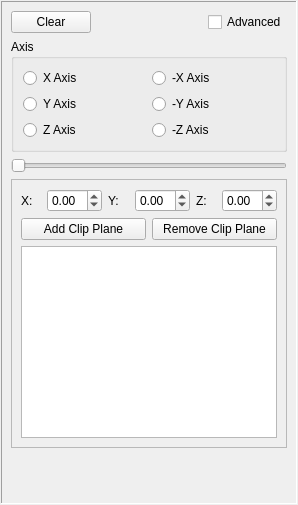
Old version of the form Helios/Qt/Plugins/ClipPlanes/ClipPlanes.ui in the repository perryiv/cadkit.
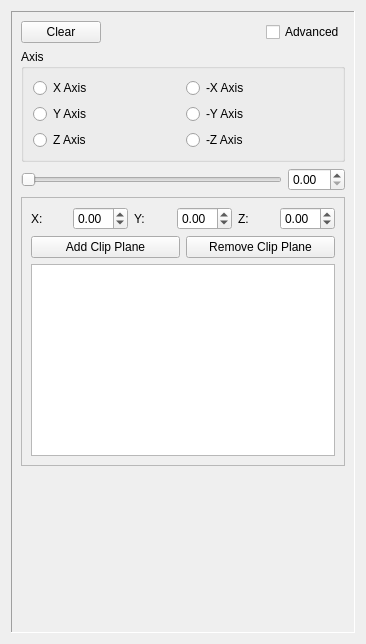
New version of the form.

Commit message: -Adding spin box for distance.

```diff
--- a/Helios/Qt/Plugins/ClipPlanes/ClipPlanes.ui
+++ b/Helios/Qt/Plugins/ClipPlanes/ClipPlanes.ui
@@ -5,26 +5,14 @@
    <rect>
     <x>0</x>
     <y>0</y>
-    <width>298</width>
-    <height>505</height>
+    <width>366</width>
+    <height>644</height>
    </rect>
   </property>
   <property name="windowTitle" >
    <string>Form</string>
   </property>
   <layout class="QVBoxLayout" >
-   <property name="leftMargin" >
-    <number>1</number>
-   </property>
-   <property name="topMargin" >
-    <number>1</number>
-   </property>
-   <property name="rightMargin" >
-    <number>1</number>
-   </property>
-   <property name="bottomMargin" >
-    <number>1</number>
-   </property>
    <item>
     <widget class="QFrame" name="frame" >
      <property name="frameShape" >
@@ -121,6 +109,8 @@
        </widget>
       </item>
       <item>
+       <layout class="QHBoxLayout" >
+        <item>
        <widget class="QSlider" name="_distanceSlider" >
         <property name="minimum" >
          <number>0</number>
@@ -135,6 +125,11 @@
          <enum>Qt::Horizontal</enum>
         </property>
        </widget>
+        </item>
+        <item>
+         <widget class="QDoubleSpinBox" name="_distanceSpinBox" />
+        </item>
+       </layout>
       </item>
       <item>
        <widget class="QFrame" name="_advancedOptions" >
```
Lines whose indentation alone changed are shown as unchanged. The commit also changes 2 other files.
